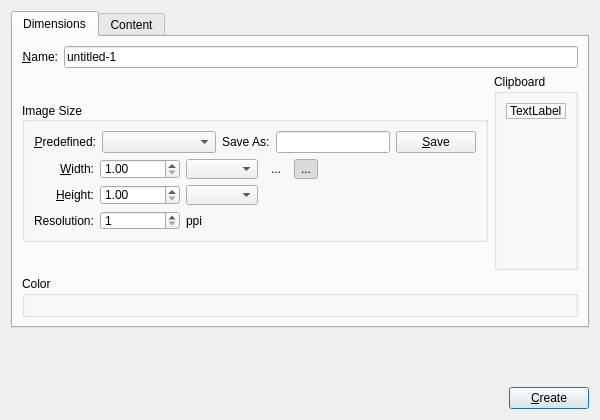
This is libs/ui/forms/wdgnewimage.ui in KDE/krita as Qt 5 draws it before an edit. The edited form follows.
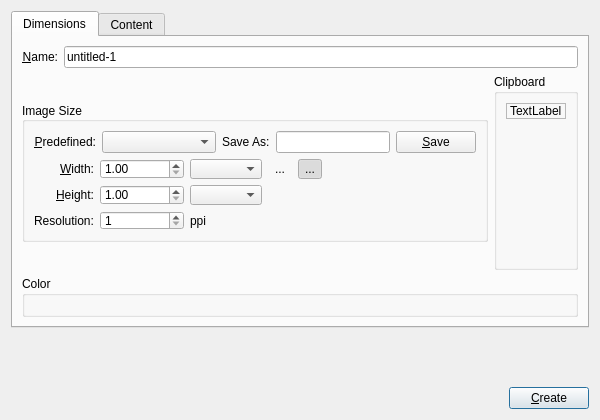
This is the edited form. The open tabs and pages were chosen to show the change. Custom widgets are drawn as their Qt base class.

Commit message: Fix Tab-stop order in New Image dialog

```diff
--- a/libs/ui/forms/wdgnewimage.ui
+++ b/libs/ui/forms/wdgnewimage.ui
@@ -162,12 +162,6 @@
                 </item>
                 <item row="0" column="1">
                  <widget class="QDoubleSpinBox" name="doubleWidth">
-                  <property name="minimumSize">
-                   <size>
-                    <width>80</width>
-                    <height>0</height>
-                   </size>
-                  </property>
                   <property name="decimals">
                    <number>2</number>
                   </property>
@@ -194,12 +188,6 @@
                 </item>
                 <item row="2" column="1">
                  <widget class="QDoubleSpinBox" name="doubleResolution">
-                  <property name="minimumSize">
-                   <size>
-                    <width>80</width>
-                    <height>0</height>
-                   </size>
-                  </property>
                   <property name="decimals">
                    <number>0</number>
                   </property>
@@ -220,12 +208,6 @@
                 </item>
                 <item row="1" column="1">
                  <widget class="QDoubleSpinBox" name="doubleHeight">
-                  <property name="minimumSize">
-                   <size>
-                    <width>80</width>
-                    <height>0</height>
-                   </size>
-                  </property>
                   <property name="minimum">
                    <double>1.000000000000000</double>
                   </property>
```
Left out of the diff: 25 changed lines with no effect on the pictures.
